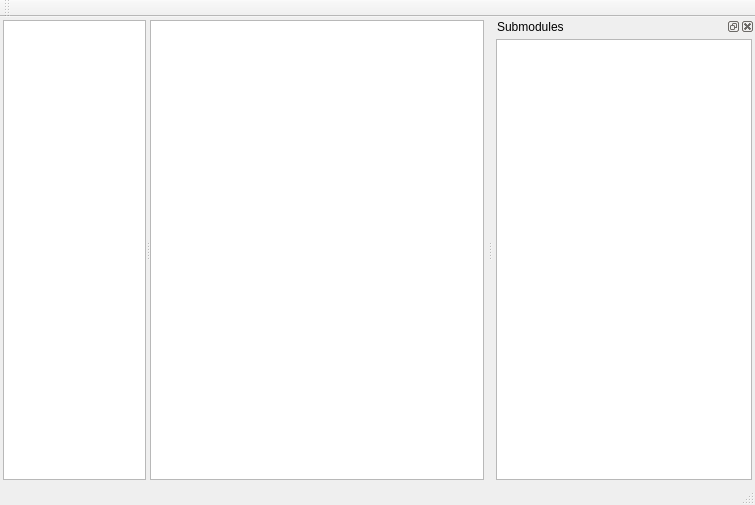
Old version of the form core/ui/repowindow.ui in the repository antis81/MsPiggit.
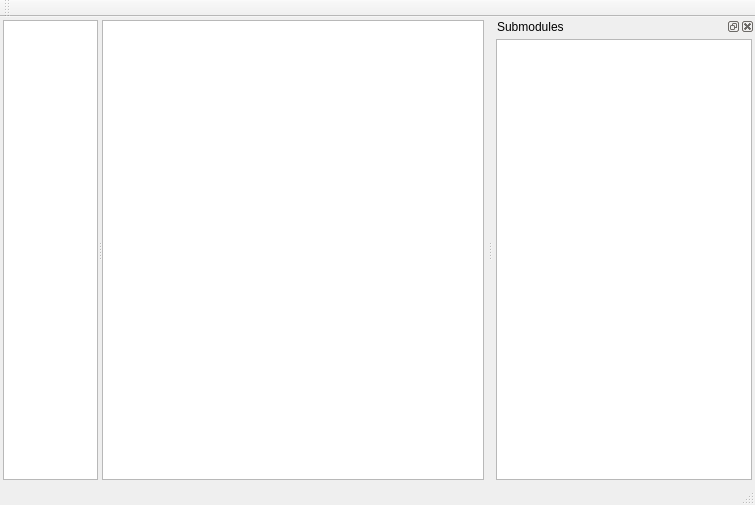
New version of the form.

```diff
--- a/core/ui/repowindow.ui
+++ b/core/ui/repowindow.ui
@@ -26,7 +26,7 @@
       <widget class="QTreeView" name="treeRepoRefs">
        <property name="sizePolicy">
         <sizepolicy hsizetype="Expanding" vsizetype="Expanding">
-         <horstretch>30</horstretch>
+         <horstretch>20</horstretch>
          <verstretch>0</verstretch>
         </sizepolicy>
        </property>
@@ -40,7 +40,7 @@
       <widget class="QTableView" name="tableCommits">
        <property name="sizePolicy">
         <sizepolicy hsizetype="Expanding" vsizetype="Expanding">
-         <horstretch>70</horstretch>
+         <horstretch>80</horstretch>
          <verstretch>0</verstretch>
         </sizepolicy>
        </property>
```
Left out of the diff: 3 changed lines with no effect on the pictures.
